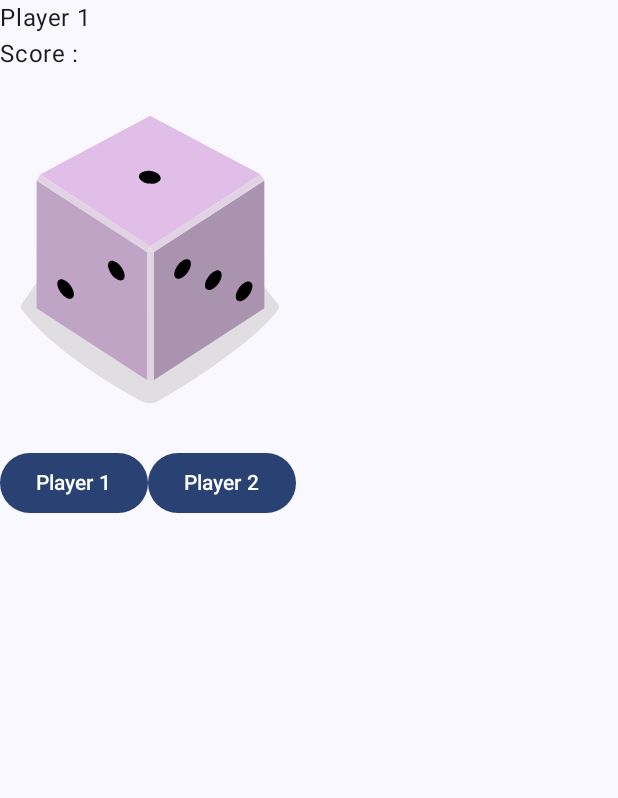
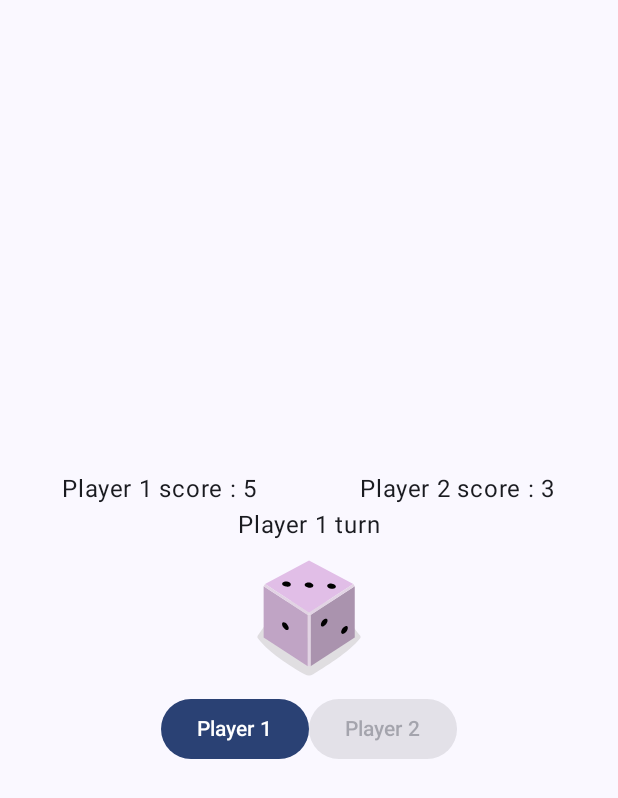
Before and after one commit to itssagnikmukherjee/DiceGame, an Android app built with Jetpack Compose: the screen it shows after launch (MainActivity), after a tap on "Player 2", on a phone screen of 412 x 824 dp. Shown: the top 798 px of the screen. Run offline under Robolectric (Android 15) with nearby library versions, the phone set to English and light mode, and no system bars; 1 other tap on this screen came first.

```diff
--- a/app/src/main/java/com/itssagnikmukherjee/dicegamemultiplayer/MainPreview.kt
+++ b/app/src/main/java/com/itssagnikmukherjee/dicegamemultiplayer/MainPreview.kt
@@ -1,29 +1,118 @@
 package com.itssagnikmukherjee.dicegamemultiplayer
 
+import android.annotation.SuppressLint
+import android.provider.MediaStore.Images
+import androidx.compose.animation.core.Animatable
+import androidx.compose.animation.core.tween
 import androidx.compose.foundation.Image
+import androidx.compose.foundation.layout.Arrangement
 import androidx.compose.foundation.layout.Column
 import androidx.compose.foundation.layout.Row
+import androidx.compose.foundation.layout.fillMaxSize
+import androidx.compose.foundation.layout.fillMaxWidth
+import androidx.compose.foundation.layout.size
 import androidx.compose.material3.Button
 import androidx.compose.material3.Text
 import androidx.compose.runtime.Composable
+import androidx.compose.runtime.LaunchedEffect
+import androidx.compose.runtime.getValue
+import androidx.compose.runtime.mutableIntStateOf
+import androidx.compose.runtime.mutableStateOf
+import androidx.compose.runtime.remember
+import androidx.compose.runtime.rememberCoroutineScope
+import androidx.compose.runtime.setValue
+import androidx.compose.ui.Alignment
 import androidx.compose.ui.Modifier
+import androidx.compose.ui.draw.rotate
+import androidx.compose.ui.input.pointer.motionEventSpy
 import androidx.compose.ui.res.painterResource
 import androidx.compose.ui.tooling.preview.Preview
+import androidx.compose.ui.unit.dp
+import kotlinx.coroutines.launch
+import kotlin.random.Random
 
 @Preview(showBackground = true)
 @Composable
 fun MainPreview() {
-    Column {
-        Text(text = "Player 1")
-        Text(text = "Score : ")
-        Image(painter = painterResource(id = R.drawable.dice_1), contentDescription = "")
+    var player1Score by remember { mutableIntStateOf(0) }
+    var player2Score by remember { mutableIntStateOf(0) }
+    var player1turn by remember { mutableStateOf(true) }
+    var currentImg by remember { mutableIntStateOf(1) }
+
+    val rotation = remember { Animatable(0f) }
+    val coroutineScope = rememberCoroutineScope()
+
+    suspend fun rollDice() {
+        for (i in 1..10) {
+            rotation.animateTo(
+                targetValue = rotation.value + 360f,
+                animationSpec = tween(durationMillis = 100)
+            )
+        }
+        currentImg = Random.nextInt(6) + 1
+    }
+
+
+    Column(
+        modifier = Modifier.fillMaxSize(),
+        verticalArrangement = Arrangement.Center,
+        horizontalAlignment = Alignment.CenterHorizontally
+    ) {
+        Row(
+            modifier = Modifier.fillMaxWidth(0.8f),
+            horizontalArrangement = Arrangement.SpaceBetween
+        ) {
+            Text(text = "Player 1 score : $player1Score")
+            Text(text = "Player 2 score : $player2Score")
+        }
+        Text(text = if (player1turn) "Player 1 turn" else "Player 2 turn")
+
+        // Rotate the image
+        Image(
+            painter = painterResource(getImageList()[currentImg - 1]),
+            contentDescription = "",
+            modifier = Modifier
+                .rotate(rotation.value)
+                .size(100.dp)
+        )
+
         Row {
-            Button(onClick = { /*TODO*/ }) {
+            Button(
+                onClick = {
+                    coroutineScope.launch {
+                        rollDice()
+                        player1Score += currentImg
+                        player1turn = false
+                    }
+                },
+                enabled = player1turn
+            ) {
                 Text(text = "Player 1")
             }
-            Button(onClick = { /*TODO*/ }) {
+            Button(
+                onClick = {
+                    coroutineScope.launch {
+                        rollDice()
+                        player2Score += currentImg
+                        player1turn = true
+                    }
+                },
+                enabled = !player1turn
+            ) {
                 Text(text = "Player 2")
             }
         }
     }
 }
+
+@Composable
+fun getImageList(): List<Int> {
+    return listOf(
+        R.drawable.dice_1,
+        R.drawable.dice_2,
+        R.drawable.dice_3,
+        R.drawable.dice_4,
+        R.drawable.dice_5,
+        R.drawable.dice_6,
+    )
+}
```
